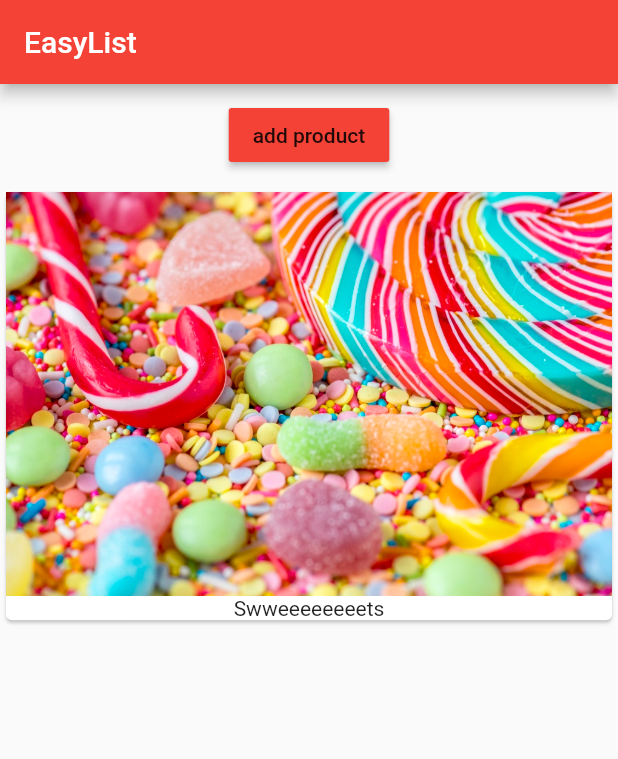
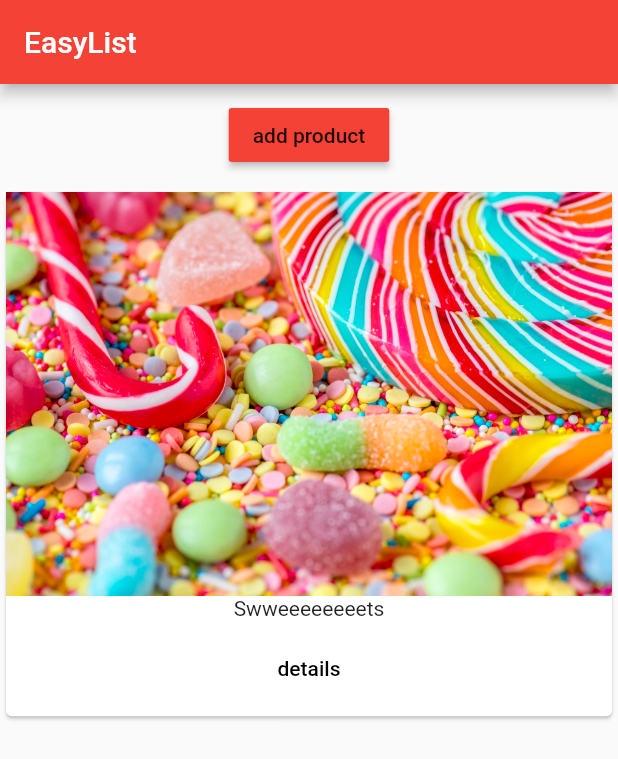
Before and after one commit to taioo/Take-a-question, a Flutter app: the screen it shows after launch, after a tap on "add product", on a phone screen of 412 x 824 dp. Shown: the top 759 px of the screen. Run offline on Flutter 3.47's test engine with Material 2 defaults, Android fonts, the phone set to English and light mode, and no system bars.

Commit message:
Navigate pages

```diff
--- a/lib/main.dart
+++ b/lib/main.dart
@@ -1,7 +1,7 @@
 import 'package:flutter/material.dart';
-import 'package:flutter/rendering.dart';
+//import 'package:flutter/rendering.dart';
 
-import './pruduct_manager.dart';
+import './pages/home.dart';
 
 void main() {
   // debugPaintSizeEnabled = true;
@@ -20,12 +20,7 @@ class MyApp extends StatelessWidget {
           brightness: Brightness.light,
           primarySwatch: Colors.red,
           accentColor: Colors.cyan[600]),
-      home: Scaffold(
-        appBar: AppBar(
-          title: Text('EasyList'),
-        ),
-        body: ProductManeger(),
-      ),
+      home: HomePage(),
     );
   }
 }
--- /dev/null
+++ b/lib/pages/home.dart
@@ -0,0 +1,18 @@
+import 'package:flutter/material.dart';
+
+
+import '../pruduct_manager.dart';
+
+
+
+class HomePage extends StatelessWidget {
+  @override
+  Widget build(BuildContext context) {
+    return Scaffold(
+        appBar: AppBar(
+          title: Text('EasyList'),
+        ),
+        body: ProductManeger(),
+      );
+  }
+}
--- a/lib/products.dart
+++ b/lib/products.dart
@@ -1,4 +1,5 @@
 import 'package:flutter/material.dart';
+import './pages/product.dart';
 
 class Products extends StatelessWidget {
   final List<String> products;
@@ -12,7 +13,20 @@ class Products extends StatelessWidget {
       child: Column(
         children: <Widget>[
           Image.asset('assets/sweets.jpeg'),
-          Text(products[index])
+          Text(products[index]),
+          ButtonBar(
+            alignment: MainAxisAlignment.center,
+            children: <Widget>[
+              FlatButton(
+                  child: Text('details'),
+                  onPressed: () => Navigator.push(
+                        context,
+                        MaterialPageRoute(builder: (BuildContext context) {
+                          return ProductPage();
+                        }),
+                      )),
+            ],
+          )
         ],
       ),
     );
--- a/lib/pruduct_manager.dart
+++ b/lib/pruduct_manager.dart
@@ -23,7 +23,7 @@ class _ProductManegerState extends State<ProductManeger> {
   @override
   void initState() {
     print('[_ProductManegerState  State] initState()');
-    if (widget.startingProduct != null){
+    if (widget.startingProduct != null) {
       _products.add(widget.startingProduct);
     }
 
```
Also changed, not shown: lib/pages/product.dart (added, +23 -0 lines).
